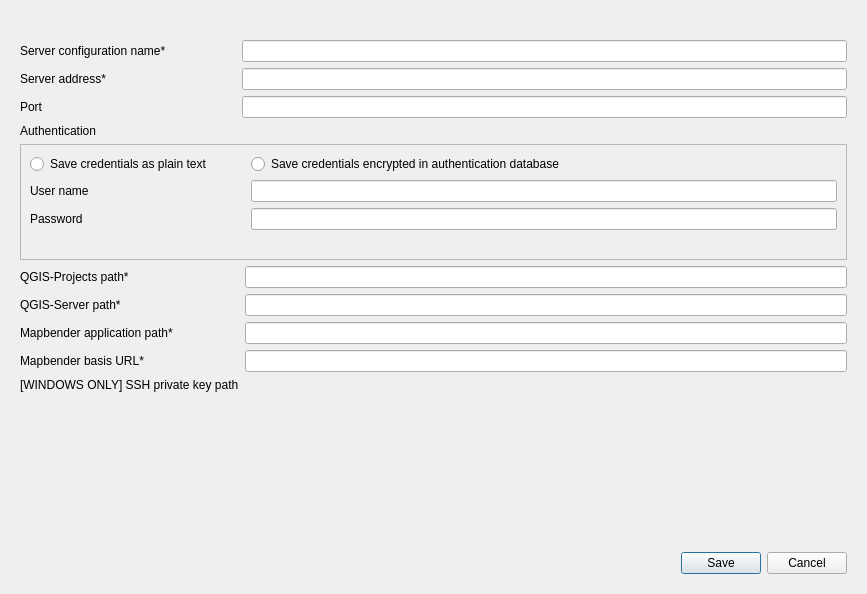
Above: mapbender_plugin/dialogs/ui/server_config_dialog.ui from WhereGroup/QGIS2Mapbender before the change. Below: the same form after it.
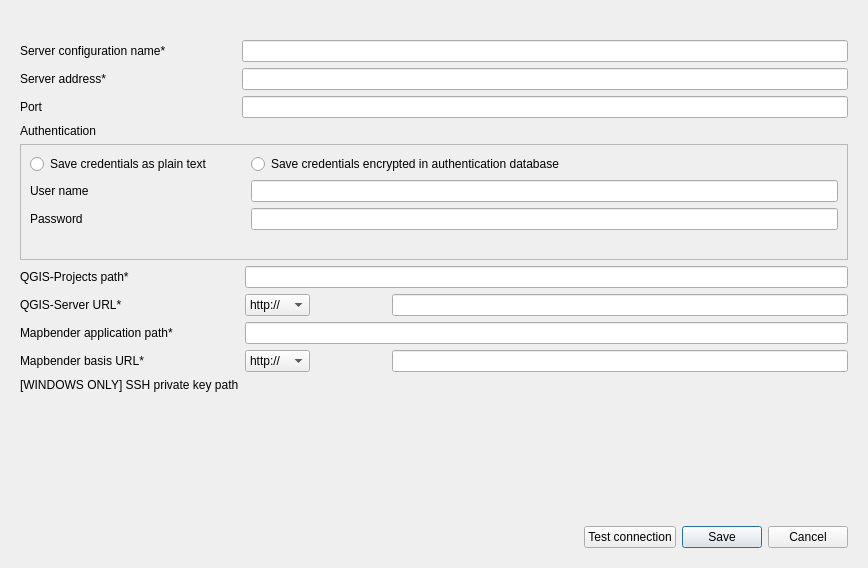
That is the form after the change. Icons and pictures are not drawn. Custom widgets are drawn as their Qt base class.

Commit message: add test in tab "Server Configuration Manager"

Patch:
```diff
--- a/mapbender_plugin/dialogs/ui/server_config_dialog.ui
+++ b/mapbender_plugin/dialogs/ui/server_config_dialog.ui
@@ -6,8 +6,8 @@
    <rect>
     <x>0</x>
     <y>0</y>
-    <width>867</width>
-    <height>594</height>
+    <width>868</width>
+    <height>568</height>
    </rect>
   </property>
   <property name="windowTitle">
@@ -91,13 +91,10 @@
           <item row="1" column="0">
            <widget class="QLabel" name="qgisServerPathLabel">
             <property name="text">
-             <string>QGIS-Server path*</string>
+             <string>QGIS-Server URL*</string>
             </property>
            </widget>
           </item>
-          <item row="1" column="1">
-           <widget class="QLineEdit" name="qgisServerPathLineEdit"/>
-          </item>
           <item row="2" column="0">
            <widget class="QLabel" name="mbPathLabel">
             <property name="text">
@@ -115,13 +112,6 @@
             </property>
            </widget>
           </item>
-          <item row="3" column="1">
-           <widget class="QLineEdit" name="mbBasisUrlLineEdit">
-            <property name="inputMethodHints">
-             <set>Qt::ImhUrlCharactersOnly</set>
-            </property>
-           </widget>
-          </item>
           <item row="4" column="0">
            <widget class="QLabel" name="winPKPathLabel">
             <property name="text">
@@ -132,6 +122,90 @@
           <item row="4" column="1">
            <widget class="QgsFileWidget" name="winPKFileWidget"/>
           </item>
+          <item row="3" column="1">
+           <layout class="QHBoxLayout" name="internHLayout">
+            <item>
+             <widget class="QComboBox" name="protocolMapbenderCmbBox">
+              <property name="sizePolicy">
+               <sizepolicy hsizetype="Fixed" vsizetype="Fixed">
+                <horstretch>0</horstretch>
+                <verstretch>0</verstretch>
+               </sizepolicy>
+              </property>
+              <property name="maximumSize">
+               <size>
+                <width>65</width>
+                <height>16777215</height>
+               </size>
+              </property>
+              <item>
+               <property name="text">
+                <string>http://</string>
+               </property>
+              </item>
+              <item>
+               <property name="text">
+                <string>https://</string>
+               </property>
+              </item>
+             </widget>
+            </item>
+            <item>
+             <widget class="QLabel" name="serverConfigNameLabel1">
+              <property name="text">
+               <string>                     </string>
+              </property>
+             </widget>
+            </item>
+            <item>
+             <widget class="QLineEdit" name="mbBasisUrlLineEdit">
+              <property name="inputMethodHints">
+               <set>Qt::ImhUrlCharactersOnly</set>
+              </property>
+             </widget>
+            </item>
+           </layout>
+          </item>
+          <item row="1" column="1">
+           <layout class="QHBoxLayout" name="horizontalLayout_4">
+            <item>
+             <widget class="QComboBox" name="protocolQgisServerCmbBox">
+              <property name="sizePolicy">
+               <sizepolicy hsizetype="Fixed" vsizetype="Fixed">
+                <horstretch>0</horstretch>
+                <verstretch>0</verstretch>
+               </sizepolicy>
+              </property>
+              <property name="maximumSize">
+               <size>
+                <width>65</width>
+                <height>16777215</height>
+               </size>
+              </property>
+              <item>
+               <property name="text">
+                <string>http://</string>
+               </property>
+              </item>
+              <item>
+               <property name="text">
+                <string>https://</string>
+               </property>
+              </item>
+             </widget>
+            </item>
+            <item>
+             <widget class="QLabel" name="serverConfigNameLabel2">
+              <property name="text">
+               <string>                     </string>
+              </property>
+             </widget>
+            </item>
+            <item>
+             <widget class="QLineEdit" name="qgisServerPathLineEdit"/>
+            </item>
+           </layout>
+          </item>
          </layout>
         </item>
         <item row="1" column="0" colspan="2">
@@ -207,15 +281,45 @@
         </property>
        </spacer>
       </item>
-      <item row="4" column="1">
-       <widget class="QDialogButtonBox" name="dialogButtonBox">
-        <property name="locale">
-         <locale language="English" country="Germany"/>
-        </property>
-        <property name="standardButtons">
-         <set>QDialogButtonBox::Cancel|QDialogButtonBox::Save</set>
-        </property>
-       </widget>
+      <item row="4" column="0" colspan="2">
+       <layout class="QHBoxLayout" name="hLayout3">
+        <item>
+         <spacer name="horizontalSpacer">
+          <property name="orientation">
+           <enum>Qt::Horizontal</enum>
+          </property>
+          <property name="sizeHint" stdset="0">
+           <size>
+            <width>40</width>
+            <height>20</height>
+           </size>
+          </property>
+         </spacer>
+        </item>
+        <item>
+         <widget class="QPushButton" name="testButton">
+          <property name="text">
+           <string>Test connection</string>
+          </property>
+         </widget>
+        </item>
+        <item>
+         <widget class="QDialogButtonBox" name="dialogButtonBox">
+          <property name="sizePolicy">
+           <sizepolicy hsizetype="Maximum" vsizetype="Fixed">
+            <horstretch>0</horstretch>
+            <verstretch>0</verstretch>
+           </sizepolicy>
+          </property>
+          <property name="locale">
+           <locale language="English" country="Germany"/>
+          </property>
+          <property name="standardButtons">
+           <set>QDialogButtonBox::Cancel|QDialogButtonBox::Save</set>
+          </property>
+         </widget>
+        </item>
+       </layout>
       </item>
      </layout>
     </widget>
```
Left out of the diff: 50 changed lines with no effect on the pictures. The commit also changes 1 other file.
